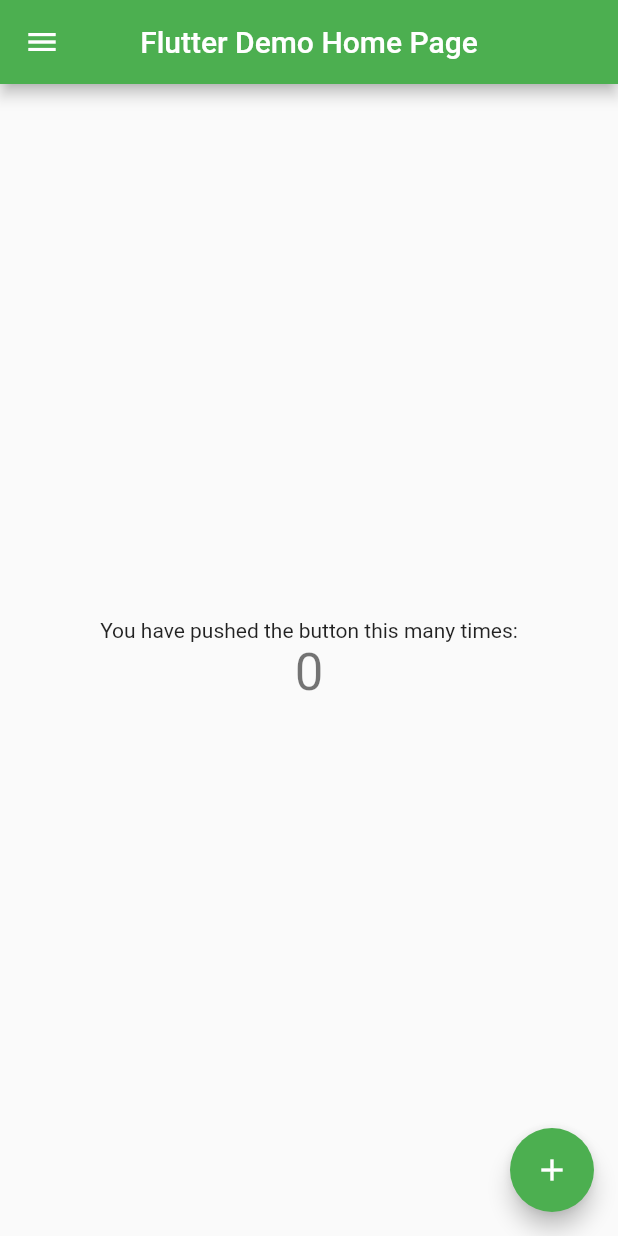
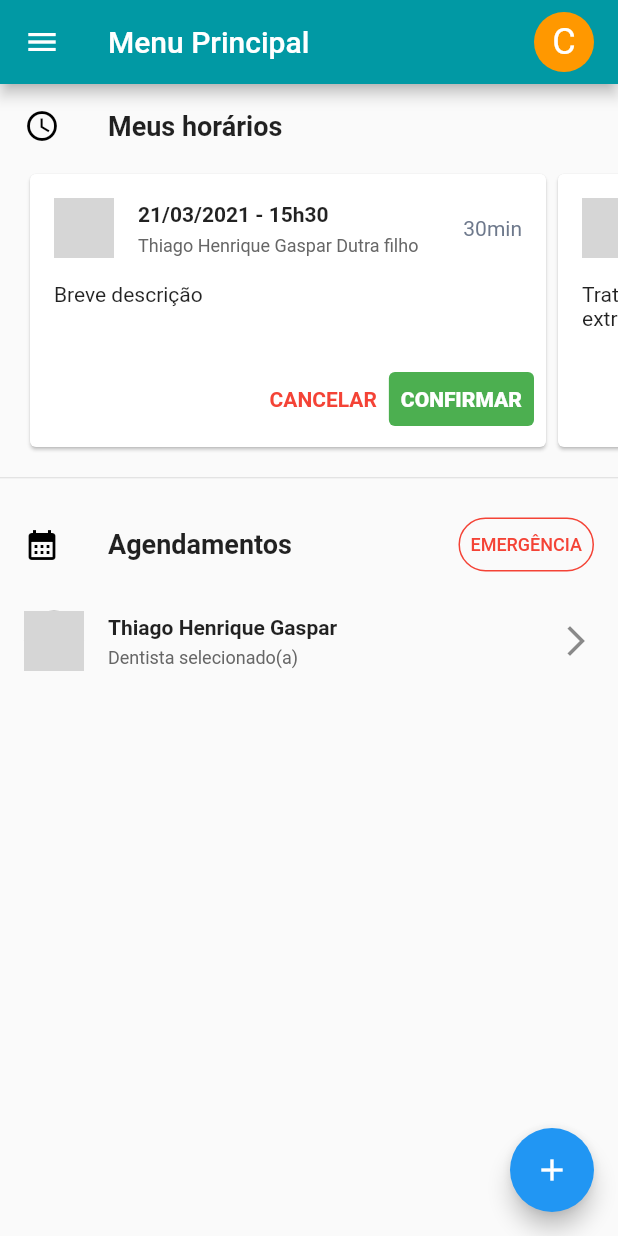
Before and after one commit to ReuelJosafa/App-teste-Interface-Clinica, a Flutter app: the screen it shows after launch, on a phone screen of 412 x 824 dp. Run offline on Flutter 3.47's test engine with Material 2 defaults, Android fonts, the phone set to English and light mode, and no system bars; our stand-ins replace share_plus, timeline_tile; network calls fail; grey boxes are pictures that could not be loaded.

Commit message:
add: modules and Menu Principal' design
- Inclusão dos módulos do navDrawer e início da interface do menu principal.

```diff
--- a/flutter_application_1/lib/app_colors.dart
+++ b/flutter_application_1/lib/app_colors.dart
@@ -3,3 +3,5 @@ import 'package:flutter/material.dart';
 class AppColors{
   static Color get cinzaHeaderDrawer => const Color(0xFFE3E3E3);
 }
+
+void printT(){}
--- /dev/null
+++ b/flutter_application_1/lib/components/meus_horarios_card_widget.dart
@@ -0,0 +1,85 @@
+import 'package:flutter/material.dart';
+
+class MeusHorariosCard extends StatelessWidget {
+  final int index;
+  const MeusHorariosCard(this.index, {Key? key}) : super(key: key);
+
+  @override
+  Widget build(BuildContext context) {
+    return Padding(
+      padding: EdgeInsets.only(left: index == 0 ? 16 : 0),
+      child: Card(
+        child: SizedBox(
+          width: 344,
+          child: Column(
+              mainAxisSize: MainAxisSize.min,
+              // mainAxisAlignment: MainAxisAlignment.start,
+              crossAxisAlignment: CrossAxisAlignment.start,
+              children: [
+                const ListTile(
+                  leading: CircleAvatar(
+                    radius: 20,
+                    backgroundColor: Colors.grey,
+                    backgroundImage: NetworkImage(
+                        "https://storage.builderall.com//franquias/2/887308/editor-html/4345839.jpg"),
+                  ),
+                  title: Text("21/03/2021 - 15h30",
+                      style:
+                          TextStyle(fontSize: 14, fontWeight: FontWeight.w700)),
+                  subtitle: Text(
+                    "Thiago Henrique Gaspar Dutra filho",
+                    overflow: TextOverflow.ellipsis,
+                    maxLines: 1,
+                    style: TextStyle(fontSize: 12, color: Color(0xFF666666)),
+                  ),
+                  trailing: Text(
+                    "30min",
+                    style: TextStyle(fontSize: 14, color: Color(0xFF6E798C)),
+                  ),
+                ),
+                Expanded(
+                  child: Padding(
+                      padding: const EdgeInsets.symmetric(
+                        horizontal: 16,
+                      ),
+                      child: Text(
+                        index != 0
+                            ? "Tratamento de canal e extração do dente 45, após extração do 21."
+                            : "Breve descrição",
+                        maxLines: 2,
+                        overflow: TextOverflow.ellipsis,
+                      )),
+                ),
+                // const Expanded(child: SizedBox()),
+                Padding(
+                  padding: const EdgeInsets.fromLTRB(8, 0, 8, 8),
+                  child: Row(
+                    mainAxisAlignment: MainAxisAlignment.end,
+                    children: [
+                      TextButton(
+                          style: TextButton.styleFrom(
+                              textStyle: const TextStyle(
+                                  fontSize: 14, fontWeight: FontWeight.w700)),
+                          onPressed: () {},
+                          child: const Text('CANCELAR',
+                              style: TextStyle(color: Colors.red))),
+                      TextButton(
+                          style: TextButton.styleFrom(
+                              primary: Colors.black,
+                              backgroundColor: Colors.green,
+                              textStyle: const TextStyle(
+                                  fontSize: 14,
+                                  fontWeight: FontWeight.w900,
+                                  color: Colors.white)),
+                          onPressed: () {},
+                          child: const Text('CONFIRMAR',
+                              style: TextStyle(color: Colors.white))),
+                    ],
+                  ),
+                )
+              ]),
+        ),
+      ),
+    );
+  }
+}
--- a/flutter_application_1/lib/main.dart
+++ b/flutter_application_1/lib/main.dart
@@ -14,10 +14,12 @@ class MyApp extends StatelessWidget {
     return MaterialApp(
       title: 'Flutter Demo',
       theme: ThemeData(
+        appBarTheme: const AppBarTheme(backgroundColor: Color(0xFF0199A4)),
+        primaryColor: const Color(0xFF0199A4),
         // drawerTheme: const DrawerThemeData(backgroundColor: Colors.pink),
-        primarySwatch: Colors.green,
+        // primarySwatch:  Color.fromARGB(255, 1, 153, 164),
       ),
-      home: const MyHomePage(title: 'Flutter Demo Home Page'),
+      home: const MyHomePage(),
     );
   }
 }
--- a/flutter_application_1/lib/modules/home/home_page.dart
+++ b/flutter_application_1/lib/modules/home/home_page.dart
@@ -1,41 +1,67 @@
 import 'package:flutter/material.dart';
-import 'package:share_plus/share_plus.dart';
 
 import '../../components/menu_list_tile.dart';
 import '../../components/menus_title_lt.dart';
 import '../../components/nav_drawer_widget.dart';
+import '../menu_principal/menu_principal_page.dart';
+import '../meus_tratamentos/meus_tratamentos_page.dart';
+import '../minhas_contas/minhas_contas_page.dart';
+import '../minhas_indicacoes/minhas_indicacoes_page.dart';
+import '../preferencias_usuario/preferencias_usuario_page.dart';
 
 class MyHomePage extends StatefulWidget {
-  const MyHomePage({Key? key, required this.title}) : super(key: key);
-  final String title;
+  const MyHomePage({Key? key}) : super(key: key);
 
   @override
   State<MyHomePage> createState() => _MyHomePageState();
 }
 
 class _MyHomePageState extends State<MyHomePage> {
-  int _counter = 0;
   MenuLTSelected enumMenuLTSelected = MenuLTSelected.mainMenu;
   List<MenusTitleLT> menusTitleLT = [];
-  late BuildContext buildContext;
+  // late BuildContext buildContext;
+  final _pageController = PageController();
 
   @override
   void initState() {
     super.initState();
   }
 
-  void _incrementCounter() {
-    setState(() {
-      _counter++;
-    });
-    _sendWhatsappmassage();
+  Widget _navDrawe() {
+    return NavDrawer(
+        namePersonHeader: "Cesar Silva Peixoto", menusTitleLT: menusTitleLT);
   }
 
-  void _sendWhatsappmassage() async {
-    await Share.share(
-        "Olá!\n *Reuel Josafá kulibaba* está te enviando um convite para conhecer a clínica Luiz Bassi e Marcia Moreira.!"
-        " \nhttps://luizbassiemarciamoreira.com.br/ \nhttps://play.google.com/store/apps/details?id=com.figma.mirror",
-        subject: "Utilize o app da clínica");
+  String _titleAppBar() {
+    switch (enumMenuLTSelected) {
+      case MenuLTSelected.mainMenu:
+        return "Menu Principal";
+      case MenuLTSelected.myAppoitments:
+        return "Meus Tratamentos";
+      case MenuLTSelected.myBills:
+        return "Minhas Contas";
+      case MenuLTSelected.myInvantations:
+        return "Minhas Indicações";
+      case MenuLTSelected.userSettings:
+        return "Preferências do Usuário";
+    }
+  }
+
+  PreferredSizeWidget _pageAppBar() {
+    return AppBar(
+      title: Text(_titleAppBar()),
+      actions: const [
+        CircleAvatar(
+          // radius: 15,
+          child: Text(
+            "C",
+            style: TextStyle(fontSize: 24, color: Colors.white),
+          ),
+          backgroundColor: Colors.orange,
+        ),
+        SizedBox(width: 16)
+      ],
+    );
   }
 
   @override
@@ -45,10 +71,11 @@ class _MyHomePageState extends State<MyHomePage> {
         MenuListTile(
             icon: const Icon(Icons.home),
             title: "Menu Principal",
-            isSelected: enumMenuLTSelected.index == 0 ? true : false,
+            isSelected: enumMenuLTSelected.index == 0,
             onTap: () {
               setState(() {});
               enumMenuLTSelected = MenuLTSelected.mainMenu;
+              _pageController.jumpToPage(enumMenuLTSelected.index);
               Navigator.pop(context);
             }),
         MenuListTile(
@@ -58,6 +85,7 @@ class _MyHomePageState extends State<MyHomePage> {
             onTap: () {
               setState(() {});
               enumMenuLTSelected = MenuLTSelected.myAppoitments;
+              _pageController.jumpToPage(enumMenuLTSelected.index);
               Navigator.pop(context);
             }),
         MenuListTile(
@@ -67,6 +95,7 @@ class _MyHomePageState extends State<MyHomePage> {
             onTap: () {
               setState(() {});
               enumMenuLTSelected = MenuLTSelected.myBills;
+              _pageController.jumpToPage(enumMenuLTSelected.index);
               Navigator.pop(context);
             }),
         MenuListTile(
@@ -76,6 +105,7 @@ class _MyHomePageState extends State<MyHomePage> {
             onTap: () {
               setState(() {});
               enumMenuLTSelected = MenuLTSelected.myInvantations;
+              _pageController.jumpToPage(enumMenuLTSelected.index);
               Navigator.pop(context);
             }),
       ]),
@@ -101,75 +131,17 @@ class _MyHomePageState extends State<MyHomePage> {
       ])
     ];
 
-    return Scaffold(
-      appBar: AppBar(
-        centerTitle: true,
-        title: Text(widget.title),
-      ),
-      drawer: NavDrawer(
-          namePersonHeader: "Cesar Silva Peixoto", menusTitleLT: menusTitleLT),
-      body: Center(
-        child: Column(
-          mainAxisAlignment: MainAxisAlignment.center,
-          children: <Widget>[
-            const Text(
-              'You have pushed the button this many times:',
-            ),
-            Text(
-              '$_counter',
-              style: Theme.of(context).textTheme.headline4,
-            ),
-          ],
-        ),
-      ),
-      floatingActionButton: FloatingActionButton(
-        onPressed: _incrementCounter,
-        tooltip: 'Increment',
-        child: const Icon(Icons.add),
-      ),
+    return PageView(
+      controller: _pageController,
+      physics: const NeverScrollableScrollPhysics(),
+      children: [
+        MenuPrincipalPage(pageAppBar: _pageAppBar(), navdrawer: _navDrawe()),
+        MeusTratamentosPage(pageAppBar: _pageAppBar(), navdrawer: _navDrawe()),
+        MinhasContasPage(pageAppBar: _pageAppBar(), navdrawer: _navDrawe()),
+        MinhasIndicacoesPage(pageAppBar: _pageAppBar(), navdrawer: _navDrawe()),
+        PreferenciasUsuarioPage(
+            pageAppBar: _pageAppBar(), navdrawer: _navDrawe()),
+      ],
     );
   }
 }
-
-/*   Widget gambiDrawerWdgt() {
-    return Column(
-      mainAxisAlignment: MainAxisAlignment.center,
-      children: [
-        SafeArea(
-          child: Container(
-            alignment: AlignmentDirectional.centerStart,
-            color: AppColors.cinzaHeaderDrawer,
-            height: 146,
-            child: Column(
-              crossAxisAlignment: CrossAxisAlignment.start,
-              children: [
-                Container(
-                  height: 60,
-                  width: 60,
-                  // color: Colors.orange,
-                ),
-                const CircleAvatar(
-                  radius: 30,
-                  // backgroundColor: Colors.orange,
-                  child: Text('C'),
-                )
-              ],
-            ),
-          ),
-        ),
-        /* Container(color: Colors.amber,
-            height: 24,
-             ), */
-        Expanded(
-            child: Container(
-          color: Colors.green,
-        )),
-        Expanded(
-            child: Container(
-          color: Colors.blue,
-        )),
-        const SizedBox(),
-        const Text("This is a Drawer")
-      ],
-    );
-  } */
--- /dev/null
+++ b/flutter_application_1/lib/modules/menu_principal/menu_principal_page.dart
@@ -0,0 +1,102 @@
+import 'package:flutter/material.dart';
+import 'package:share_plus/share_plus.dart';
+
+import '../../components/meus_horarios_card_widget.dart';
+
+class MenuPrincipalPage extends StatefulWidget {
+  final PreferredSizeWidget pageAppBar;
+  final Widget navdrawer;
+
+  const MenuPrincipalPage(
+      {Key? key, required this.pageAppBar, required this.navdrawer})
+      : super(key: key);
+
+  @override
+  State<MenuPrincipalPage> createState() => _MenuPrincipalPageState();
+}
+
+class _MenuPrincipalPageState extends State<MenuPrincipalPage> {
+  final _horizontalScrollController = ScrollController();
+
+  void _sendWhatsappmassage() async {
+    await Share.share(
+        "Olá!\n *Reuel Josafá kulibaba* está te enviando um convite para conhecer a clínica Luiz Bassi e Marcia Moreira.!"
+        " \nhttps://luizbassiemarciamoreira.com.br/ \nhttps://play.google.com/store/apps/details?id=com.figma.mirror",
+        subject: "Utilize o app da clínica");
+  }
+
+  Widget _trailingButtonAgendamentos() {
+    return TextButton(
+        onPressed: () {},
+        style: ButtonStyle(
+            shape: MaterialStateProperty.all<RoundedRectangleBorder>(
+                RoundedRectangleBorder(
+                    borderRadius: BorderRadius.circular(32.0),
+                    side: const BorderSide(color: Colors.red)))),
+        child: const Text('EMERGÊNCIA',
+            style: TextStyle(color: Colors.red, fontSize: 12)));
+  }
+
+  Widget _titleListTile(IconData iconData, String title, {Widget? trailing}) {
+    return ListTile(
+        leading: Icon(
+          iconData,
+          color: Colors.black
+        ),
+        title: Text(title,
+            style: const TextStyle(fontSize: 18, fontWeight: FontWeight.w700)),
+        trailing: trailing);
+  }
+
+  Widget _selectDentistLT() {
+    return ListTile(
+        onTap: () {},
+        leading: const CircleAvatar(
+          radius: 20,
+          backgroundColor: Colors.grey,
+          backgroundImage: NetworkImage(
+              "https://storage.builderall.com//franquias/2/887308/editor-html/4345839.jpg"),
+        ),
+        title: const Text("Thiago Henrique Gaspar",
+            style: TextStyle(fontSize: 14, fontWeight: FontWeight.w700)),
+        subtitle: const Text(
+          "Dentista selecionado(a)",
+          overflow: TextOverflow.ellipsis,
+          maxLines: 1,
+          style: TextStyle(fontSize: 12, color: Color(0xFF666666)),
+        ),
+        trailing: const Icon(Icons.arrow_forward_ios));
+  }
+
+  @override
+  Widget build(BuildContext context) {
+    return Scaffold(
+        appBar: widget.pageAppBar,
+        drawer: widget.navdrawer,
+        body: Column(
+            // mainAxisAlignment: MainAxisAlignment.,
+            children: [
+              _titleListTile(Icons.schedule_outlined, "Meus horários"),
+              SizedBox(
+                  height: 190,
+                  child: ListView.builder(
+                      scrollDirection: Axis.horizontal,
+                      controller: _horizontalScrollController,
+                      itemCount: 100,
+                      itemBuilder: (context, index) {
+                        return MeusHorariosCard(index);
+                      })),
+              const Padding(
+                padding: EdgeInsets.symmetric(vertical: 16),
+                child: Divider(height: 1),
+              ),
+              _titleListTile(Icons.calendar_month, "Agendamentos",
+                  trailing: _trailingButtonAgendamentos()),
+              _selectDentistLT()
+            ]),
+        floatingActionButton: FloatingActionButton(
+            onPressed: _sendWhatsappmassage,
+            tooltip: 'Increment',
+            child: const Icon(Icons.add)));
+  }
+}
--- a/flutter_application_1/pubspec.yaml
+++ b/flutter_application_1/pubspec.yaml
@@ -27,6 +27,7 @@ environment:
 # the latest version available on pub.dev. To see which dependencies have newer
 # versions available, run `flutter pub outdated`.
 dependencies:
+  timeline_tile: ^2.0.0
   flutter:
     sdk: flutter
 
```
Also changed, not shown: flutter_application_1/lib/modules/meus_tratamentos/meus_tratamentos_page.dart (added, +49 -0 lines), flutter_application_1/lib/modules/minhas_contas/minhas_contas_page.dart (added, +23 -0 lines), flutter_application_1/lib/modules/minhas_indicacoes/minhas_indicacoes_page.dart (added, +23 -0 lines), flutter_application_1/lib/modules/preferencias_usuario/preferencias_usuario_page.dart (added, +23 -0 lines), flutter_application_1/pubspec.lock.
